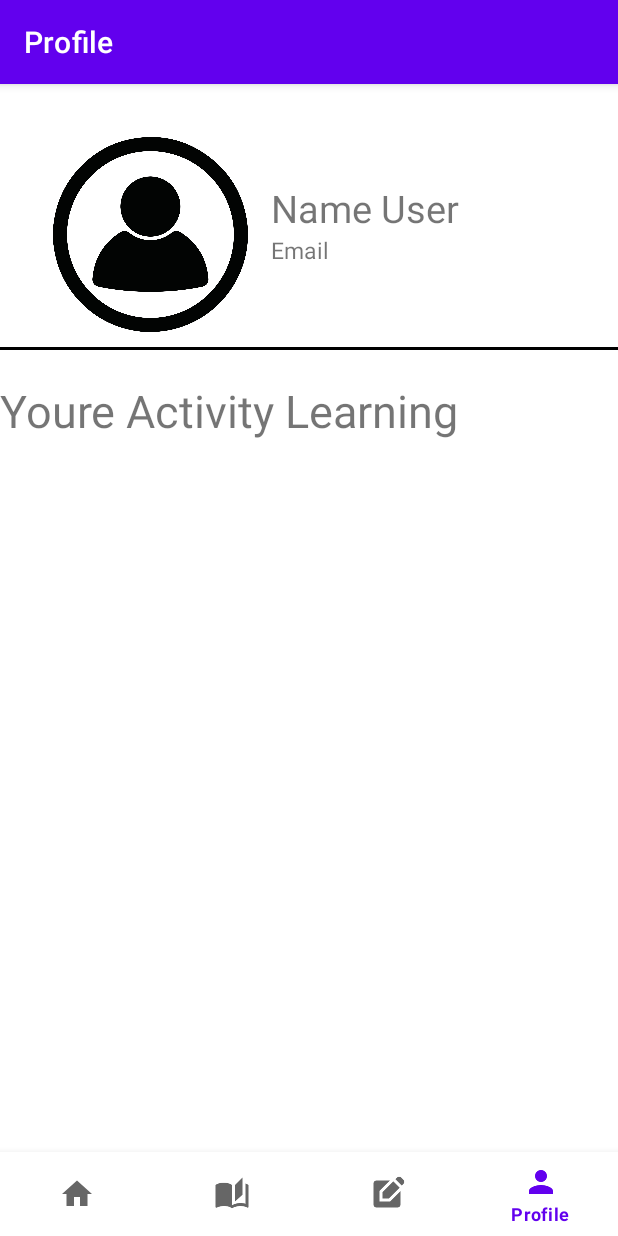
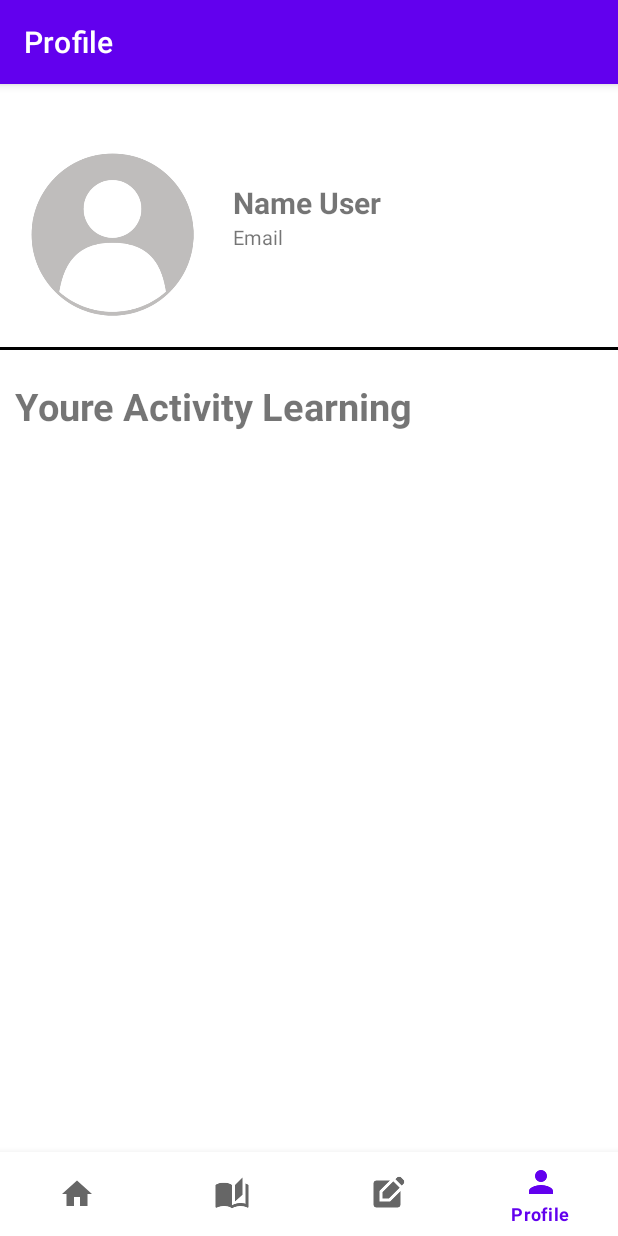
Before and after one commit to Yudhistira467/CAPSTONE-PROJEK---CODEY, an Android app: the ProfileFragment screen opened through its navigation route, on a phone screen of 412 x 824 dp. Run offline under Robolectric (Android 15) with nearby library versions, the phone set to English and light mode, and no system bars; our stand-ins replace Firebase (no records; nobody signed in at launch, a user with empty details on screens opened directly), navigation-ui.

Commit message:
update profile

```diff
--- a/Mobile Developer/app/src/main/res/layout/fragment_profile.xml
+++ b/Mobile Developer/app/src/main/res/layout/fragment_profile.xml
@@ -20,7 +20,7 @@
                 android:id="@+id/iv_profile"
                 android:layout_width="130dp"
                 android:layout_height="130dp"
-                android:layout_marginStart="35dp"
+                android:layout_marginStart="10dp"
                 android:src="@drawable/profilephoto"/>
 
             <LinearLayout
@@ -35,14 +35,15 @@
                     android:layout_width="wrap_content"
                     android:layout_height="wrap_content"
                     android:text="@string/nama_user"
-                    android:textSize="25sp" />
+                    android:textStyle="bold"
+                    android:textSize="20sp" />
 
                 <TextView
                     android:id="@+id/tv_email"
                     android:layout_width="wrap_content"
                     android:layout_height="wrap_content"
                     android:text="@string/email_user"
-                    android:textSize="15sp"/>
+                    android:textSize="13sp"/>
             </LinearLayout>
         </LinearLayout>
 
@@ -56,8 +57,10 @@
             android:id="@+id/progrestitle"
             android:layout_width="match_parent"
             android:layout_height="wrap_content"
+            android:layout_marginStart="10dp"
+            android:textStyle="bold"
             android:layout_marginTop="20sp"
-            android:textSize="30sp"
+            android:textSize="25sp"
             android:text="@string/activity"/>
     </LinearLayout>
 </FrameLayout>
--- a/Mobile Developer/app/src/main/res/values-night/themes.xml
+++ b/Mobile Developer/app/src/main/res/values-night/themes.xml
@@ -4,11 +4,11 @@
         <!-- Primary brand color. -->
         <item name="colorPrimary">@color/purple_200</item>
         <item name="colorPrimaryVariant">@color/purple_700</item>
-        <item name="colorOnPrimary">@color/black</item>
+        <item name="colorOnPrimary">@color/white</item>
         <!-- Secondary brand color. -->
         <item name="colorSecondary">@color/teal_200</item>
         <item name="colorSecondaryVariant">@color/teal_200</item>
-        <item name="colorOnSecondary">@color/black</item>
+        <item name="colorOnSecondary">@color/white</item>
         <!-- Status bar color. -->
         <item name="android:statusBarColor">?attr/colorPrimaryVariant</item>
         <!-- Customize your theme here. -->
```
Also changed, not shown: Mobile Developer/app/src/main/res/drawable/profilephoto.jpg (deleted), Mobile Developer/app/src/main/res/drawable/profilephoto.png (added).
